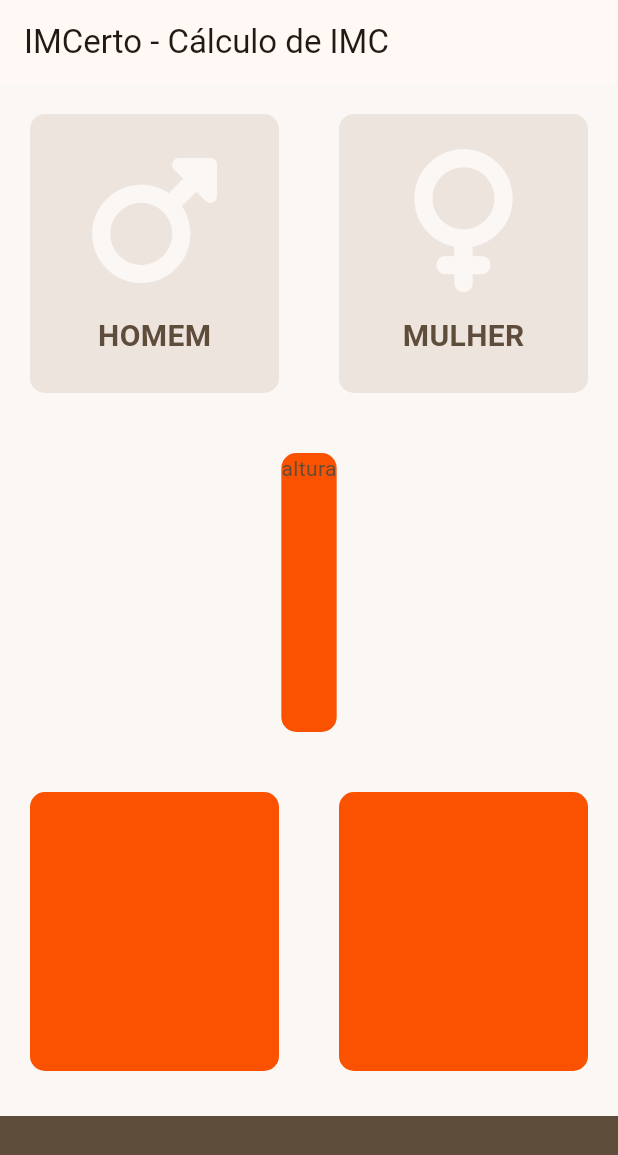
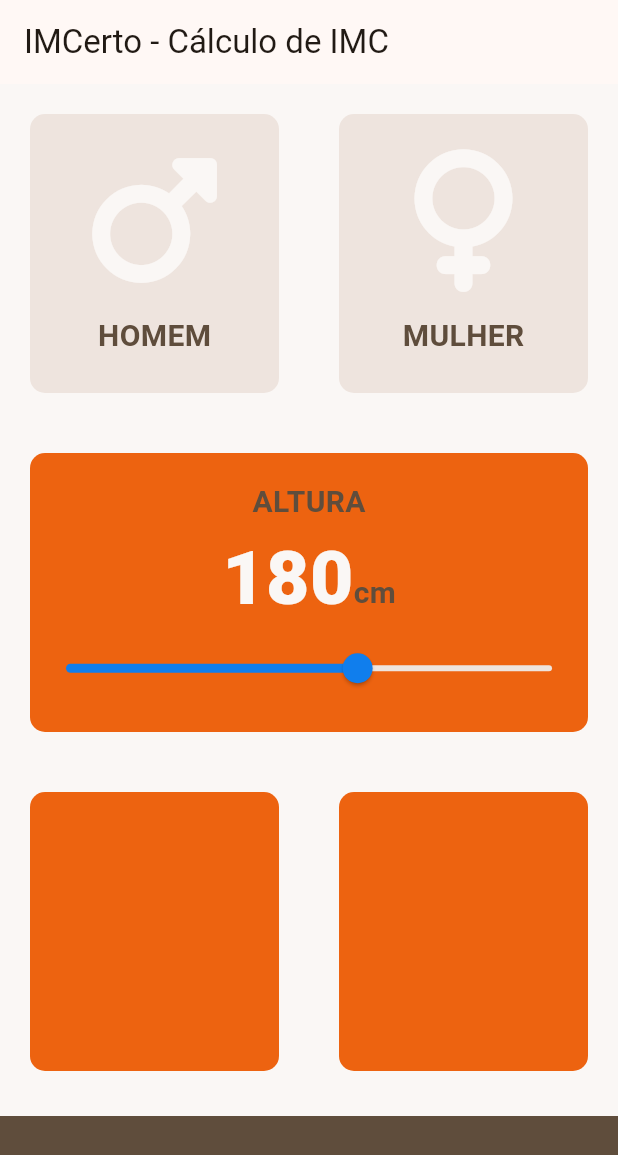
Before and after one commit to noellefranco/IMCerto, a Flutter app: the screen it shows after launch, on a phone screen of 412 x 824 dp. Shown: the top 1155 px of the screen. Run offline on Flutter 3.47's test engine with Material 3 defaults, Android fonts, the light colour scheme and no system bars; our stand-ins replace font_awesome_flutter.

Commit message:
FEAT: add slider for user height

```diff
--- a/lib/globals.dart
+++ b/lib/globals.dart
@@ -1,6 +1,6 @@
 import 'package:flutter/material.dart';
 
-const kDefaultInactiveGenderTextStyle = TextStyle(
+const kDefaultTextStyle = TextStyle(
   fontSize: 20.0,
   fontWeight: FontWeight.w700,
   color: Color(0xFF5f4d3c),
@@ -8,6 +8,11 @@ const kDefaultInactiveGenderTextStyle = TextStyle(
 const kDfaultSzedBoxHeight = 15.0;
 const kDefaultIconHeight = 95.0;
 const kDefaultIconColor = Color(0xffFAF7F5);
-const kActiveCardDefaultColor = Color(0xffFA5200);
+const kActiveCardDefaultColor = Color(0xffed6310);
 const kFoterColor = Color(0xFF5f4d3c);
 const kInactiveCardDefaultColor = Color(0xffEEE4DE);
+const kHeightNumTextStyle = TextStyle(
+  fontSize: 50.0,
+  fontWeight: FontWeight.w900,
+  color: Color(0xffFAF7F5),
+);
--- a/lib/home.dart
+++ b/lib/home.dart
@@ -20,6 +20,7 @@ class MyHomePage extends StatefulWidget {
 
 class _MyHomePageState extends State<MyHomePage> {
   Sex? selectedGender;
+  int userHeight = 180;
 
   @override
   Widget build(BuildContext context) {
@@ -28,6 +29,7 @@ class _MyHomePageState extends State<MyHomePage> {
         title: const Text('IMCerto - Cálculo de IMC'),
       ),
       body: Column(
+        crossAxisAlignment: CrossAxisAlignment.stretch,
         children: [
           Expanded(
             child: Row(
@@ -71,7 +73,37 @@ class _MyHomePageState extends State<MyHomePage> {
             child: DefaultContainer(
               selectedColor: kActiveCardDefaultColor,
               childCard: Column(
-                children: [Text('altura')],
+                mainAxisAlignment: MainAxisAlignment.center,
+                children: [
+                  Text(
+                    'altura'.toUpperCase(),
+                    style: kDefaultTextStyle,
+                  ),
+                  Row(
+                    mainAxisAlignment: MainAxisAlignment.center,
+                    crossAxisAlignment: CrossAxisAlignment.baseline,
+                    textBaseline: TextBaseline.alphabetic,
+                    children: [
+                      Text(userHeight.toString(), style: kHeightNumTextStyle),
+                      Text(
+                        'cm'.toLowerCase(),
+                        style: kDefaultTextStyle,
+                      )
+                    ],
+                  ),
+                  Slider(
+                    activeColor: Color(0xff107eed),
+                    inactiveColor: Color(0xffeee4de),
+                    onChanged: (double newValue) {
+                      setState(() {
+                        userHeight = newValue.round();
+                      });
+                    },
+                    value: userHeight.toDouble(),
+                    min: 120.0,
+                    max: 220.0,
+                  )
+                ],
               ),
             ),
           ),
--- a/lib/icon_content.dart
+++ b/lib/icon_content.dart
@@ -21,7 +21,7 @@ class IconContent extends StatelessWidget {
         SizedBox(
           height: kDfaultSzedBoxHeight,
         ),
-        Text(gender.toUpperCase(), style: kDefaultInactiveGenderTextStyle)
+        Text(gender.toUpperCase(), style: kDefaultTextStyle)
       ],
     );
   }
```
